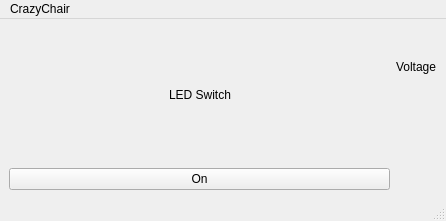
This is src/UIs/MainWindow.ui in cooolallen/CrazyChair as Qt 5 draws it before an edit. The edited form follows.
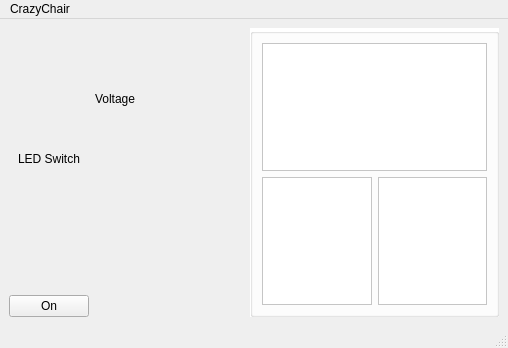
This is the edited form.

The edit to the form file:
```diff
--- a/src/UIs/MainWindow.ui
+++ b/src/UIs/MainWindow.ui
@@ -6,17 +6,17 @@
    <rect>
     <x>0</x>
     <y>0</y>
-    <width>446</width>
-    <height>221</height>
+    <width>508</width>
+    <height>348</height>
    </rect>
   </property>
   <property name="windowTitle">
    <string>MainWindow</string>
   </property>
   <widget class="QWidget" name="centralwidget">
-   <layout class="QGridLayout" name="gridLayout">
-    <item row="0" column="0">
-     <layout class="QHBoxLayout" name="horizontalLayout_2">
+   <layout class="QHBoxLayout" name="horizontalLayout_5">
+    <item>
+     <layout class="QHBoxLayout" name="horizontalLayout_4" stretch="10,30,50">
       <item>
        <layout class="QVBoxLayout" name="verticalLayout_2">
         <item>
@@ -83,6 +83,59 @@
         </item>
        </layout>
       </item>
+      <item>
+       <widget class="QGroupBox" name="bottom">
+        <property name="styleSheet">
+         <string notr="true">QWidget {
+	background-color: #fff
+}</string>
+        </property>
+        <layout class="QGridLayout" name="gridLayout">
+         <item row="0" column="0">
+          <layout class="QVBoxLayout" name="verticalLayout_3">
+           <item>
+            <layout class="QHBoxLayout" name="horizontalLayout_2">
+             <item>
+              <widget class="QFrame" name="bottomBack">
+               <property name="frameShape">
+                <enum>QFrame::StyledPanel</enum>
+               </property>
+               <property name="frameShadow">
+                <enum>QFrame::Raised</enum>
+               </property>
+              </widget>
+             </item>
+            </layout>
+           </item>
+           <item>
+            <layout class="QHBoxLayout" name="horizontalLayout_3">
+             <item>
+              <widget class="QFrame" name="bottomLeft">
+               <property name="frameShape">
+                <enum>QFrame::StyledPanel</enum>
+               </property>
+               <property name="frameShadow">
+                <enum>QFrame::Raised</enum>
+               </property>
+              </widget>
+             </item>
+             <item>
+              <widget class="QFrame" name="bottomRight">
+               <property name="frameShape">
+                <enum>QFrame::StyledPanel</enum>
+               </property>
+               <property name="frameShadow">
+                <enum>QFrame::Raised</enum>
+               </property>
+              </widget>
+             </item>
+            </layout>
+           </item>
+          </layout>
+         </item>
+        </layout>
+       </widget>
+      </item>
      </layout>
     </item>
    </layout>
@@ -92,7 +145,7 @@
     <rect>
      <x>0</x>
      <y>0</y>
-     <width>446</width>
+     <width>508</width>
      <height>22</height>
     </rect>
    </property>
```
